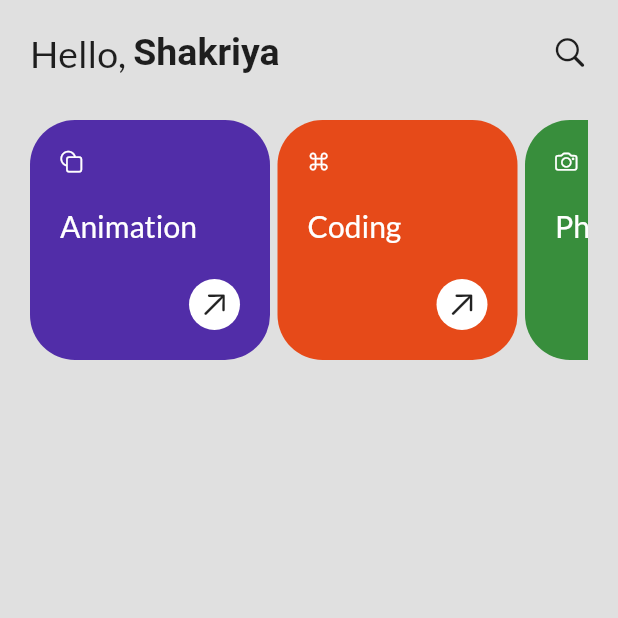
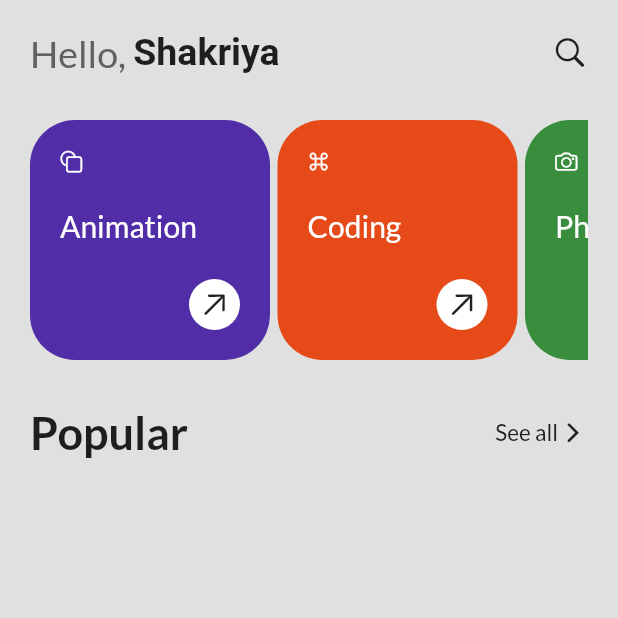
Before and after one commit to ShakriyaPanday/elearning, a Flutter app: the screen it shows after launch, on a phone screen of 412 x 824 dp, the top half of it. Run offline on Flutter 3.47's test engine with Material 2 defaults, Android fonts, the phone set to English and light mode, and no system bars; our stand-ins replace google_fonts; Roboto replaces fonts that are missing (Actor).

Commit message:
popular tab added

```diff
--- a/lib/pages/homepage.dart
+++ b/lib/pages/homepage.dart
@@ -1,4 +1,5 @@
 import 'package:elearning/utils/categories.dart';
+import 'package:elearning/utils/popular.dart';
 import 'package:elearning/utils/profile.dart';
 import 'package:flutter/cupertino.dart';
 import 'package:flutter/material.dart';
@@ -20,7 +21,11 @@ class HomePage extends StatelessWidget {
               SizedBox(
                 height: 30,
               ),
-              CategoriesList()
+              CategoriesList(),
+              SizedBox(
+                height: 30,
+              ),
+              PopularTrend()
             ],
           ),
         ),
--- /dev/null
+++ b/lib/utils/popular.dart
@@ -0,0 +1,29 @@
+import 'package:flutter/cupertino.dart';
+import 'package:flutter/material.dart';
+import 'package:google_fonts/google_fonts.dart';
+
+class PopularTrend extends StatelessWidget {
+  const PopularTrend({super.key});
+
+  @override
+  Widget build(BuildContext context) {
+    return Row(
+      mainAxisAlignment: MainAxisAlignment.spaceBetween,
+      children: [
+        Text(
+          "Popular",
+          style: GoogleFonts.lato(fontSize: 30, fontWeight: FontWeight.bold),
+        ),
+        Row(
+          children: [
+            Text("See all", style: GoogleFonts.lato(fontSize: 15)),
+            Icon(
+              CupertinoIcons.forward,
+              size: 20,
+            ),
+          ],
+        )
+      ],
+    );
+  }
+}
--- a/lib/utils/profile.dart
+++ b/lib/utils/profile.dart
@@ -14,11 +14,13 @@ class ProfileDetail extends StatelessWidget {
           children: [
             Text(
               "Hello, ",
-              style: GoogleFonts.lato(fontSize: 25),
+              style: GoogleFonts.lato(fontSize: 25, color: Colors.grey[700]),
             ),
             Text("Shakriya",
                 style: GoogleFonts.actor(
-                    fontSize: 25, fontWeight: FontWeight.bold)),
+                  fontSize: 25,
+                  fontWeight: FontWeight.bold,
+                )),
           ],
         ),
         Icon(
```
